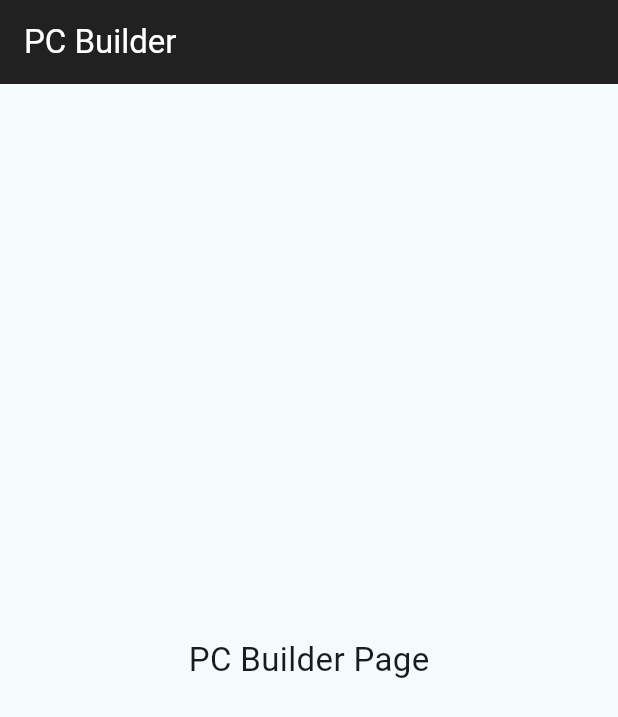
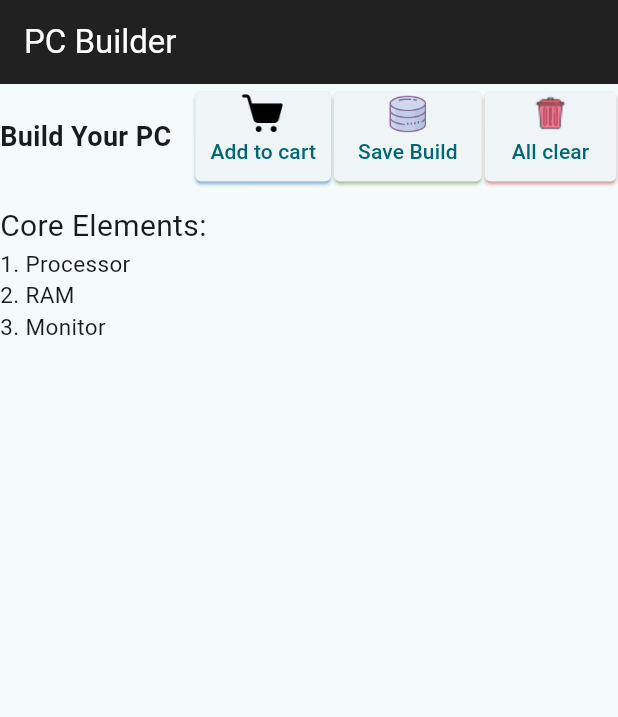
Before and after one commit to shovashanjida/Tech-Zone, a Flutter app: the PCBuilderPage screen opened directly, on a phone screen of 412 x 824 dp. Shown: the top 717 px of the screen. Run offline on Flutter 3.47's test engine with Material 3 defaults, Android fonts, the phone set to English and light mode, and no system bars.

Commit message:
changed PC Builder pge
pc builder page

```diff
--- a/lib/pcbuilderpage.dart
+++ b/lib/pcbuilderpage.dart
@@ -14,12 +14,104 @@ class _PCBuilderPageState extends State<PCBuilderPage> {
       appBar: AppBar(title: Text('PC Builder'),
         backgroundColor: Colors.black87,
         foregroundColor: Colors.white,),
-      body: Center(
-        child: Text(
-          "PC Builder Page",
-          style: TextStyle(fontSize: 22),
-        ),
-      ),
+      body: Column(
+        children: [
+          SizedBox(
+            height: 5,
+          ),
+          Row(
+            children: [
+              Text('Build Your PC', style: TextStyle(fontWeight: FontWeight.bold, fontSize: 18),),
+              SizedBox(
+                width: 16,
+              ),
+              SizedBox(
+                height: 60,
+                //width: 100,
+                child: ElevatedButton(
+                    style: ElevatedButton.styleFrom(//fixedSize: Size(80, 60),
+                      overlayColor: Colors.blueGrey,
+                        padding: EdgeInsets.symmetric(horizontal: 10),
+                        shadowColor: Colors.blue,
+                        shape: RoundedRectangleBorder(borderRadius: BorderRadius.circular(4))
+                    ),
+                    onPressed: (){},
+                    child: Column(
+                      children: [
+                        Image.asset('assets/icons/cart.png',height: 30,),
+                        SizedBox(height: 0,),
+                        Text('Add to cart'),
+                      ],
+                    )
+                ),
+              ),
+              SizedBox(
+                width: 2,
+              ),
+              SizedBox(
+                height: 60,
+                //width: 95,
+                child: ElevatedButton(
+                    style: ElevatedButton.styleFrom(//fixedSize: Size(80, 60),
+                        overlayColor: Colors.blueGrey,
+                        padding: EdgeInsets.symmetric(horizontal: 16),
+                        shadowColor: Colors.lightGreen,
+                        shape: RoundedRectangleBorder(borderRadius: BorderRadius.circular(4))
+                    ),
+                    onPressed: (){},
+                    child: Column(
+                      children: [
+                        Image.asset('assets/icons/builder.png',height: 30,),
+                        SizedBox(height: 0,),
+                        Text('Save Build'),
+                      ],
+                    )
+                ),
+              ),
+              SizedBox(
+                width: 2,
+              ),
+              SizedBox(
+                height: 60,
+                //width: 95,
+                child: ElevatedButton(
+                  style: ElevatedButton.styleFrom(//fixedSize: Size(80, 60),
+                      overlayColor: Colors.blueGrey,
+                      padding: EdgeInsets.symmetric(horizontal: 18),
+                    shadowColor: Colors.redAccent,
+                    shape: RoundedRectangleBorder(borderRadius: BorderRadius.circular(4))
+                  ),
+                    onPressed: (){},
+                    child: Column(
+                      children: [
+                        Image.asset('assets/icons/delete.png',height: 30,),
+                        SizedBox(height: 0,),
+                        Text('All clear'),
+                      ],
+                    )
+                ),
+              )
+
+            ],
+          ),
+          SizedBox(
+            height: 15,
+          ),
+          Align(
+            alignment: AlignmentGeometry.topLeft,
+            child: Column(
+              crossAxisAlignment: CrossAxisAlignment.start,
+              children: [
+                    Text('Core Elements:',
+                    style: TextStyle(fontSize: 20)),
+                   Text('1. Processor', style: TextStyle(fontSize: 15)),
+                   Text('2. RAM', style: TextStyle(fontSize: 15)),
+                   Text('3. Monitor', style: TextStyle(fontSize: 15))
+              ],
+            ),
+          )
+        ],
+      )
     );
   }
 }
```
Also changed, not shown: assets/icons/builder.png (added), assets/icons/delete.png (added).
